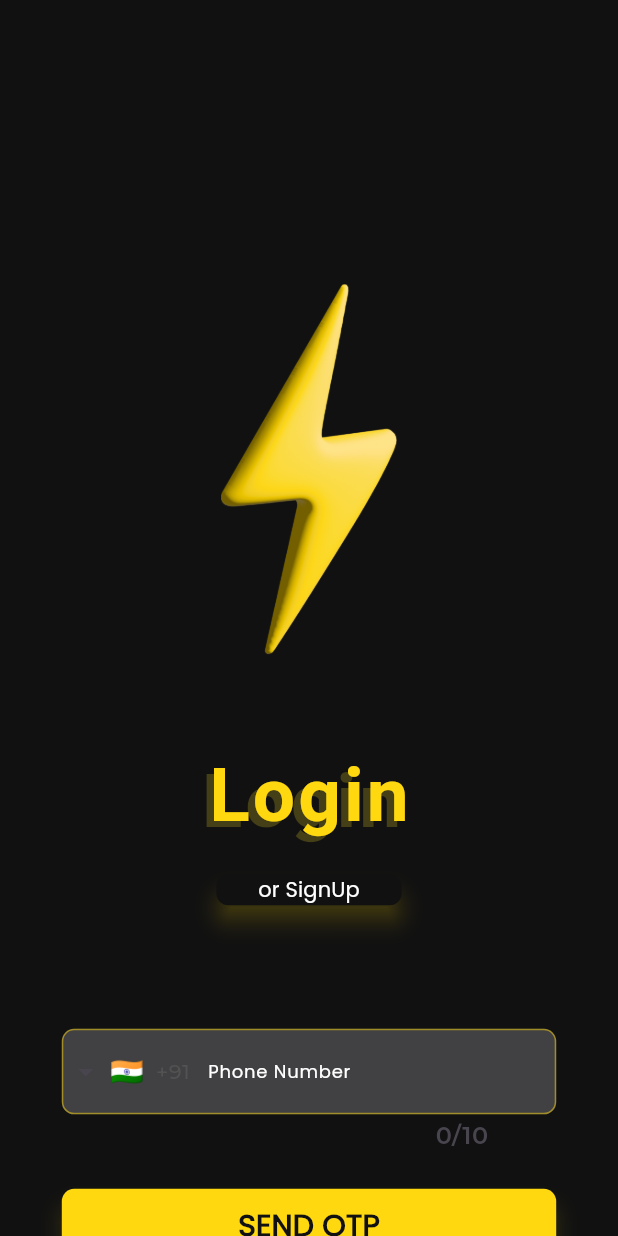
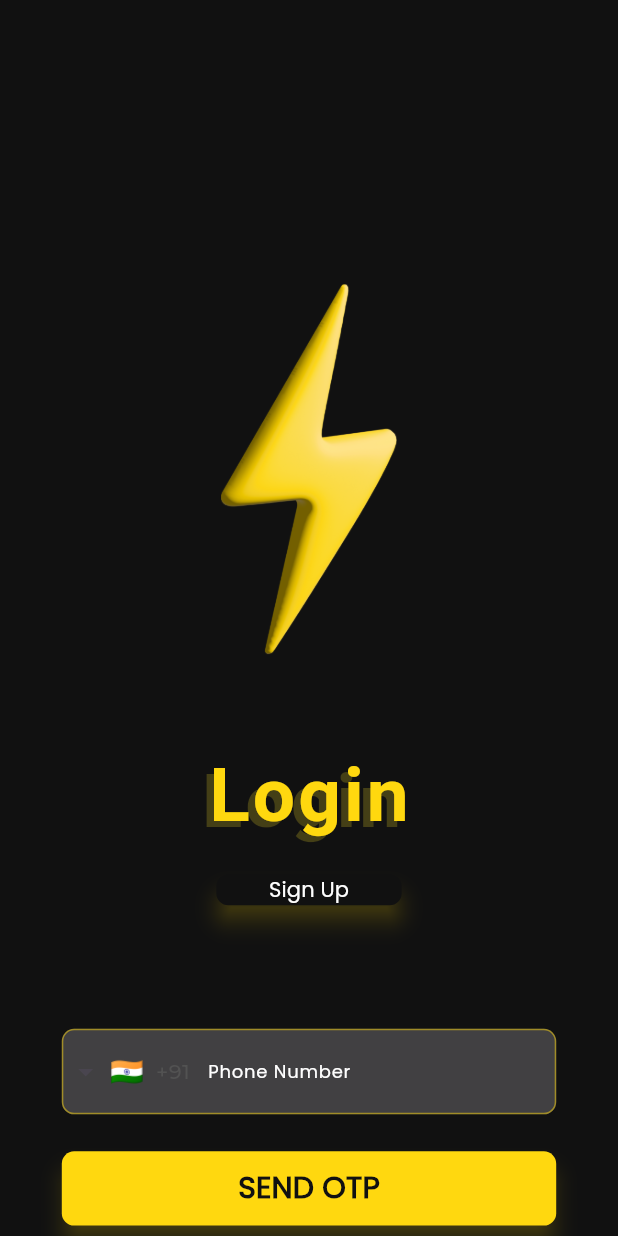
Before and after one commit to shah-rahul/EVFI-PROD, a Flutter app: the screen it shows after launch, on a phone screen of 412 x 824 dp. Run offline on Flutter 3.47's test engine with Material 3 defaults, Android fonts, the phone set to English and light mode, and no system bars; drawn by our look-alikes of intl_phone_field; our stand-ins replace cached_network_image, carousel_slider, cloud_firestore, dot_navigation_bar, dropdown_textfield, firebase_auth and 14 more; missing offline and left inert: controller, geoflutterfire_plus, time_interval_picker; accounts and stored records are empty; Roboto replaces fonts that are missing (fonts/Poppins); project files that could hold a hidden picture were left out.

Commit message:
Bugs fix Date:- 28/01/2024

```diff
--- a/lib/presentation/login/login.dart
+++ b/lib/presentation/login/login.dart
@@ -86,6 +86,7 @@ class _LoginViewState extends State<LoginView> {
                   padding: EdgeInsets.symmetric(horizontal: screenWidth * 0.1),
                   child: SizedBox(
                     child: IntlPhoneField(
+
                       initialCountryCode: 'IN',
                       cursorColor: ColorManager.primary,
                       dropdownTextStyle:
@@ -93,6 +94,7 @@ class _LoginViewState extends State<LoginView> {
                       disableLengthCheck: false,
 
                       decoration: InputDecoration(
+                          counterText: '',
                         filled: true,
                         fillColor: ColorManager.grey4,
                         // hintText: '7303440170',
--- a/lib/presentation/login/profileUpload.dart
+++ b/lib/presentation/login/profileUpload.dart
@@ -187,6 +187,7 @@ class _ProfileUploadState extends State<ProfileUpload> {
     try {
       final pickedFile = await _imagePicker.getImage(
         source: ImageSource.gallery,
+        imageQuality: 50
       );
 
       if (pickedFile != null) {
--- a/lib/presentation/login/signUp.dart
+++ b/lib/presentation/login/signUp.dart
@@ -235,6 +235,7 @@ class _SignupPageState extends State<SignupPage> {
                             TextStyle(color: ColorManager.darkGrey),
                         disableLengthCheck: false,
                         decoration: InputDecoration(
+                            counterText: '',
                           filled: true,
                           fillColor: ColorManager.grey4,
                           // hintText: '7303440170',
--- a/lib/presentation/pages/screens/2Bookings/list_charger_form.dart
+++ b/lib/presentation/pages/screens/2Bookings/list_charger_form.dart
@@ -275,7 +275,7 @@ class _ListChargerFormState extends State<ListChargerForm> {
       }
     } else {
       final XFile? sekectedImage =
-          await imagePicker.pickImage(source: ImageSource.camera);
+          await imagePicker.pickImage(source: ImageSource.camera ,imageQuality: 50);
       if (sekectedImage != null) {
         _imageList!.add(sekectedImage);
       }
--- a/lib/presentation/pages/screens/4accountPage/image_input.dart
+++ b/lib/presentation/pages/screens/4accountPage/image_input.dart
@@ -21,7 +21,7 @@ class _ImageInputState extends State<ImageInput> {
   void _takePicture() async {
     final imagePicker = ImagePicker();
     final pickedImage =
-        await imagePicker.pickImage(source: ImageSource.gallery, maxWidth: 600);
+        await imagePicker.pickImage(source: ImageSource.gallery, maxWidth: 600,imageQuality: 50);
 
     if (pickedImage == null) {
       return;
--- a/lib/presentation/register/UserChargingRegister.dart
+++ b/lib/presentation/register/UserChargingRegister.dart
@@ -27,7 +27,7 @@ class _UserChargingRegisterState extends State<UserChargingRegister> {
   final picker = ImagePicker();
 
   Future getImage() async {
-    final pickedFile = await picker.getImage(source: ImageSource.gallery);
+    final pickedFile = await picker.getImage(source: ImageSource.gallery,imageQuality: 50);
 
     setState(() {
       if (pickedFile != null) {
--- a/lib/presentation/resources/strings_manager.dart
+++ b/lib/presentation/resources/strings_manager.dart
@@ -12,8 +12,8 @@ class AppStrings {
   static const skip = "Skip";
   static const next = "Next";
   static const login = "Login";
-  static const orSignUp = "or SignUp";
-  static const orLogin = "or Login";
+  static const orSignUp = "Sign Up";
+  static const orLogin = "Login";
   static const otp = "SEND OTP";
   static const almost = "Almost";
   static const there = "There";
```
